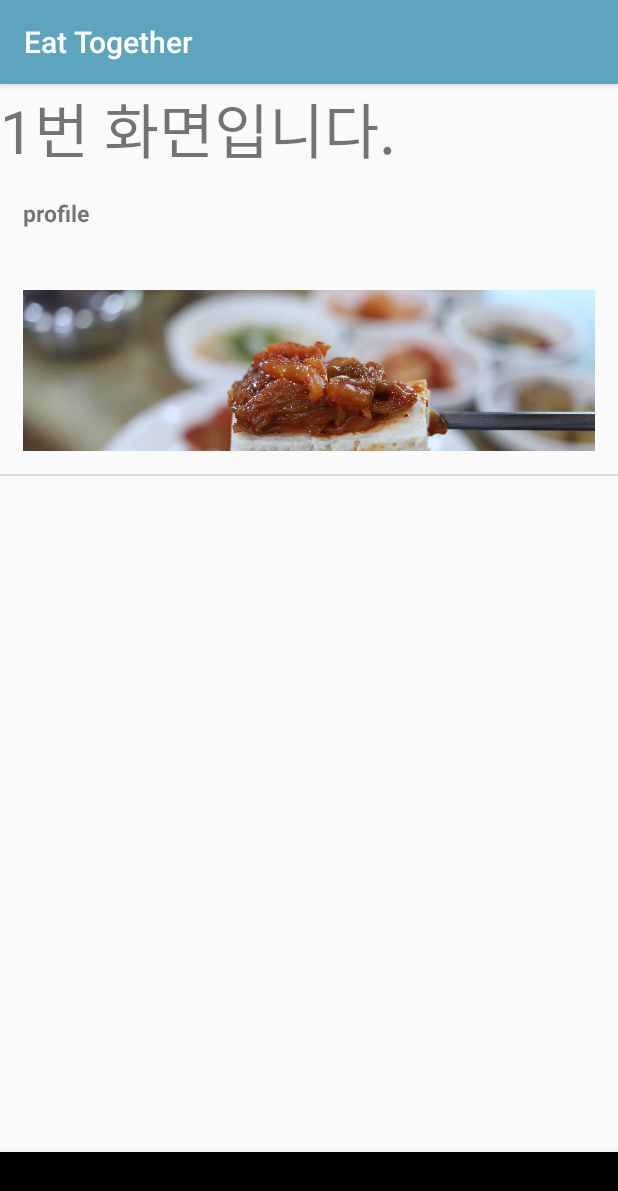
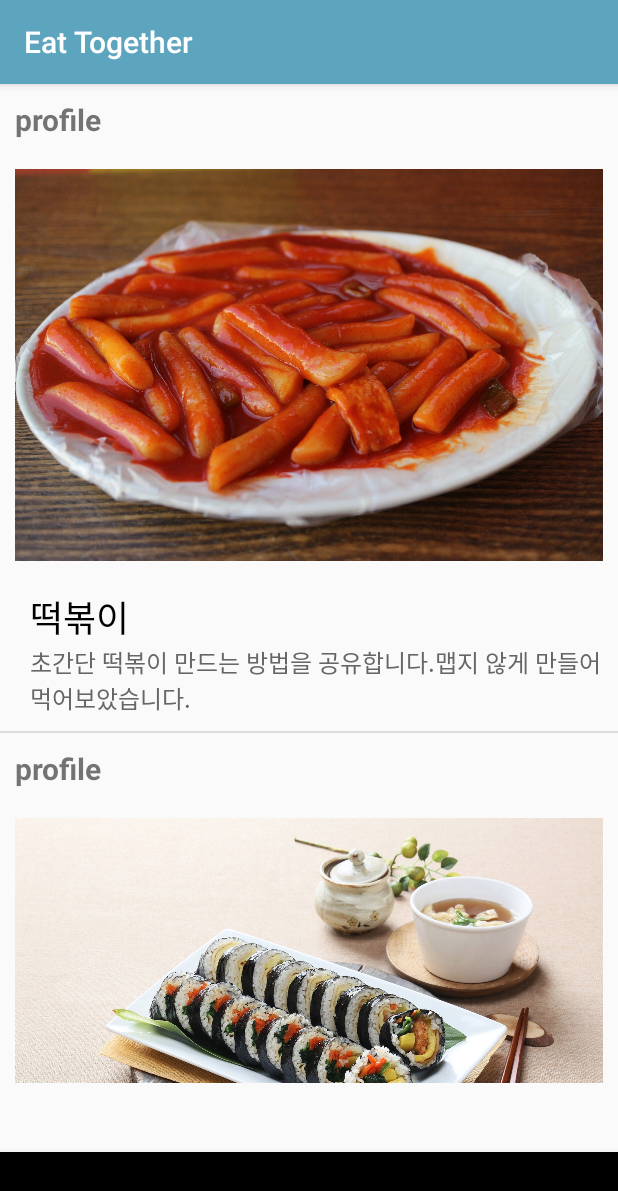
Before and after one commit to uyeonH/Eat_Together, an Android app: the screen it shows after launch (MainActivity), on a phone screen of 412 x 824 dp. Shown: the top 1191 px of the screen. Run offline under Robolectric (Android 15) with nearby library versions, the phone set to English and light mode, and no system bars.

Commit message:
Eat Together Update

```diff
--- a/app/src/main/java/com/example/eattogether/Frag0.java
+++ b/app/src/main/java/com/example/eattogether/Frag0.java
@@ -29,7 +29,10 @@ public class Frag0 extends Fragment {
 
         feed_listview.setAdapter(adapter);
 
-        adapter.addItem(ContextCompat.getDrawable(this.getActivity(), R.drawable.sample_6), "s", "볶은 김");
+        adapter.addItem(ContextCompat.getDrawable(this.getActivity(), R.drawable.sample_4), "떡볶이", "초간단 떡볶이 만드는 방법을 공유합니다.맵지 않게 만들어 먹어보았습니다.");
+        adapter.addItem(ContextCompat.getDrawable(this.getActivity(), R.drawable.sample_1), "김밥", "저는 햄, 치즈, 계란, 오이, 당근을 넣은 김밥을 만들어보았어요.");
+        adapter.addItem(ContextCompat.getDrawable(this.getActivity(), R.drawable.sample_6), "볶은 김치와 두부", "가공되어 파는 김치를 사서 요리했습니다. 팬에 기름을 두르고 김치를 볶아주고 두부를 먹기 좋은 크기로 잘라줍니다. 두부 위에 김치를 올려먹으면 됩니다.");
+
         return view;
     }
 }
--- a/app/src/main/res/layout/feed_listview_item.xml
+++ b/app/src/main/res/layout/feed_listview_item.xml
@@ -6,23 +6,22 @@
 
     <LinearLayout
         android:layout_width="match_parent"
-        android:layout_height="200dp"
-        android:layout_weight="4"
+        android:layout_height="wrap_content"
         android:orientation="vertical"
-        android:padding="15dp">
+        android:padding="10dp">
 
         <TextView
             android:layout_width="match_parent"
             android:layout_height="wrap_content"
             android:text="profile"
-            android:textSize="15dp"
+            android:textSize="20dp"
             android:textStyle="bold" />
 
         <ImageView
             android:id="@+id/imageView1"
             android:layout_width="match_parent"
-            android:layout_height="400dp"
-            android:layout_weight="1" />
+            android:layout_height="300dp"
+            />
 
 
         <TextView
@@ -30,7 +29,6 @@
             android:layout_width="match_parent"
             android:layout_height="wrap_content"
             android:layout_marginLeft="10dp"
-            android:layout_weight="2"
             android:gravity="center_vertical"
             android:text="New Text"
             android:textColor="#000000"
@@ -41,8 +39,6 @@
             android:layout_width="match_parent"
             android:layout_height="wrap_content"
             android:layout_marginLeft="10dp"
-            android:layout_weight="1"
-            android:lines="7"
             android:scrollbars="vertical"
             android:text="New Text"
             android:textColor="#666666"
--- a/app/src/main/res/layout/frag0.xml
+++ b/app/src/main/res/layout/frag0.xml
@@ -4,11 +4,7 @@
     android:layout_height="match_parent"
     android:orientation="vertical">
 
-    <TextView
-        android:layout_width="wrap_content"
-        android:layout_height="wrap_content"
-        android:text="1번 화면입니다."
-        android:textSize="40sp" />
+
 
     <ListView
         android:id="@+id/feedListView"
```
